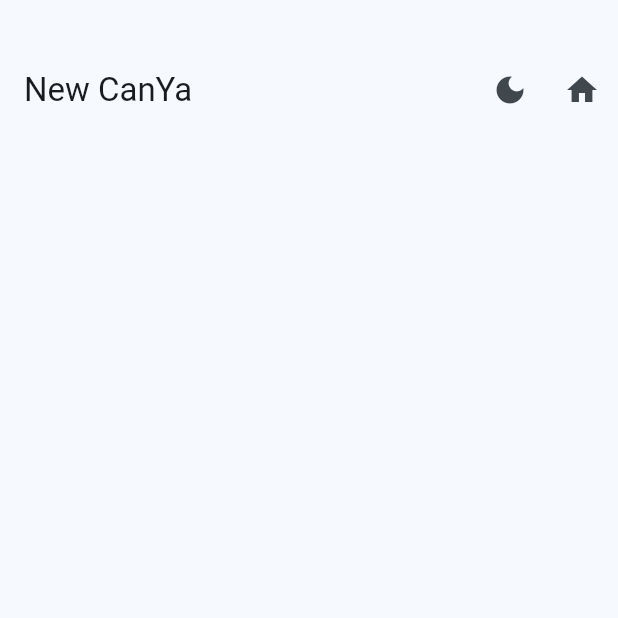
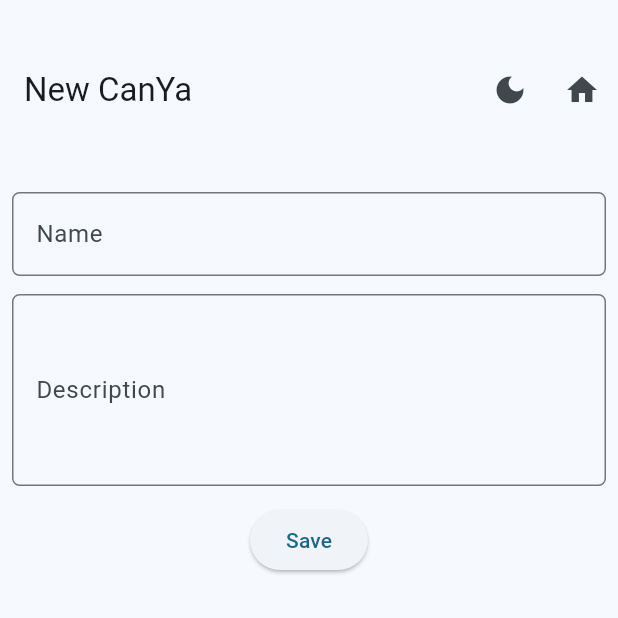
Before and after one commit to mcdona22/canya-mobile, a Flutter app: the CanyaNewScreen screen opened by its route, on a phone screen of 412 x 824 dp, the top half of it. Run offline on Flutter 3.47's test engine with Material 3 defaults, Android fonts, the phone set to English and light mode, and no system bars; our stand-ins replace cached_network_image, flutter_hooks, form_validator, go_router, hooks_riverpod, loggy and 3 more; missing offline and left inert: flutter_loggy; accounts and stored records are empty; generated files the repository leaves out were written again.

Commit message:
added some controller behaviour for the form

```diff
--- a/lib/common/dimensions.dart
+++ b/lib/common/dimensions.dart
@@ -2,3 +2,10 @@ const kMobileWidth = 700.0;
 
 const kButtonHeight = 50.0;
 const kButtonWidth = kMobileWidth / 2;
+
+const kListSpacingSmall = 8.0;
+const kListSpacingMedium = 12.0;
+const kListSpacingLarge = 18.0;
+
+const kPaddingSmall = 8.0;
+const kPaddingMedium = 18.0;
--- /dev/null
+++ b/lib/common/presentation/centred_constrained_widget.dart
@@ -0,0 +1,29 @@
+import 'package:flutter/material.dart';
+
+class CentredConstrainedWidget extends StatelessWidget {
+  const CentredConstrainedWidget({
+    required this.child,
+    this.minWidth = 700.0,
+    this.maxWidth = 950.0,
+    super.key,
+  });
+
+  final double minWidth;
+  final double maxWidth;
+
+  final Widget child;
+
+  @override
+  Widget build(BuildContext context) {
+    return ConstrainedBox(
+      constraints: BoxConstraints(
+        minWidth: minWidth,
+        maxWidth: maxWidth,
+      ),
+      child: Align(
+        alignment: Alignment.center,
+        child: child,
+      ),
+    );
+  }
+}
--- /dev/null
+++ b/lib/common/presentation/form_items.dart
@@ -0,0 +1,7 @@
+import 'package:flutter/material.dart';
+
+const kBorderRadius = 5.0;
+
+final textInputBorder = OutlineInputBorder(
+  borderRadius: BorderRadius.circular(kBorderRadius),
+);
--- a/lib/features/canya/presentation/canya_new_screen.dart
+++ b/lib/features/canya/presentation/canya_new_screen.dart
@@ -1,5 +1,11 @@
+import 'package:canya/common/dimensions.dart';
+import 'package:canya/common/presentation/centred_constrained_widget.dart';
+import 'package:canya/common/presentation/form_items.dart';
+import 'package:canya/features/canya/presentation/canya_form_controller.dart';
 import 'package:canya/util.dart';
 import 'package:flutter/material.dart';
+import 'package:flutter_hooks/flutter_hooks.dart';
+import 'package:form_validator/form_validator.dart';
 import 'package:hooks_riverpod/hooks_riverpod.dart';
 import 'package:loggy/loggy.dart';
 
@@ -11,6 +17,64 @@ class CanyaNewScreen extends HookConsumerWidget
   Widget build(BuildContext context, WidgetRef ref) {
     return Scaffold(
       appBar: createAppBar(context, 'New CanYa'),
+      body: CentredConstrainedWidget(
+        child: Padding(
+          padding: const EdgeInsets.all(kPaddingSmall),
+          child: CanyaEventForm(),
+        ),
+      ),
     );
   }
 }
+
+class CanyaEventForm extends HookConsumerWidget
+    with UiLoggy {
+  const CanyaEventForm({super.key});
+
+  @override
+  Widget build(BuildContext context, WidgetRef ref) {
+    final state = ref.watch(canyaFormControllerProvider);
+    final controller = ref.watch(
+      canyaFormControllerProvider.notifier,
+    );
+    final formKey = useMemoized(
+      () => GlobalKey<FormState>(),
+    );
+    return Form(
+      key: formKey,
+      child: Column(
+        spacing: kListSpacingMedium,
+        children: [
+          TextFormField(
+            controller: controller.nameTextController,
+            validator: ValidationBuilder()
+                .minLength(4)
+                .maxLength(20)
+                .build(),
+            decoration: InputDecoration(
+              labelText: 'Name',
+              border: textInputBorder,
+            ),
+          ),
+
+          TextFormField(
+            controller: controller.descTextController,
+            decoration: InputDecoration(
+              labelText: 'Description',
+              border: textInputBorder,
+            ),
+            maxLines: 8,
+            minLines: 4,
+          ),
+
+          state.isLoading
+              ? CircularProgressIndicator()
+              : ElevatedButton(
+                  onPressed: controller.onSubmit,
+                  child: Text('Save'),
+                ),
+        ],
+      ),
+    );
+  }
+}
--- a/lib/features/canya/presentation/canya_summary_screen.dart
+++ b/lib/features/canya/presentation/canya_summary_screen.dart
@@ -59,7 +59,8 @@ class CanyaSummaryScreen extends HookConsumerWidget
             ),
             itemCount: data.length,
           ),
-          loading: () => CircularProgressIndicator(),
+          loading: () =>
+              Center(child: CircularProgressIndicator()),
           error: (err, stack) => Text('$err'),
         ),
       ),
--- a/pubspec.yaml
+++ b/pubspec.yaml
@@ -43,6 +43,8 @@ dependencies:
   shared_preferences: ^2.5.4
   supabase_flutter: ^2.12.0
   faker: ^2.2.0
+  flutter_hooks: ^0.21.3+1
+  form_validator: ^2.1.1
 
 dev_dependencies:
   flutter_test:
```
Also changed, not shown: lib/features/auth/presentation/sign_in_screen.dart (+0 -9 lines), lib/features/canya/presentation/canya_form_controller.dart (added, +39 -0 lines), pubspec.lock.
